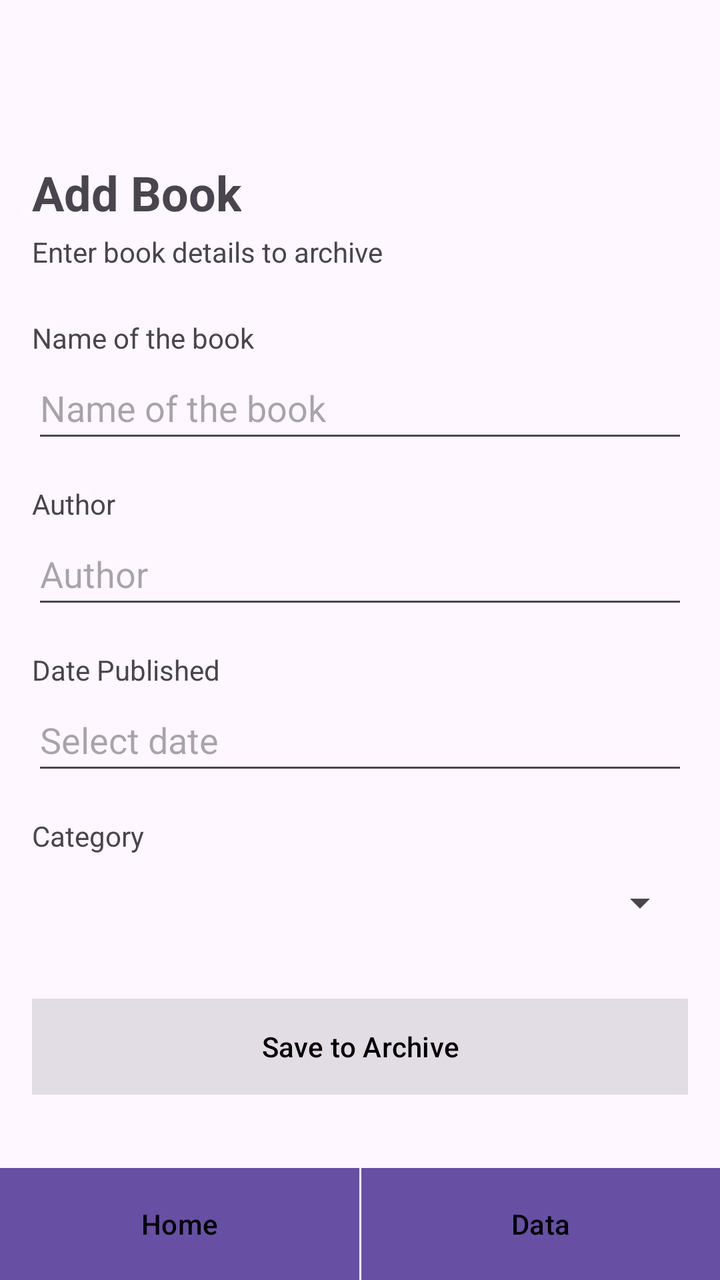
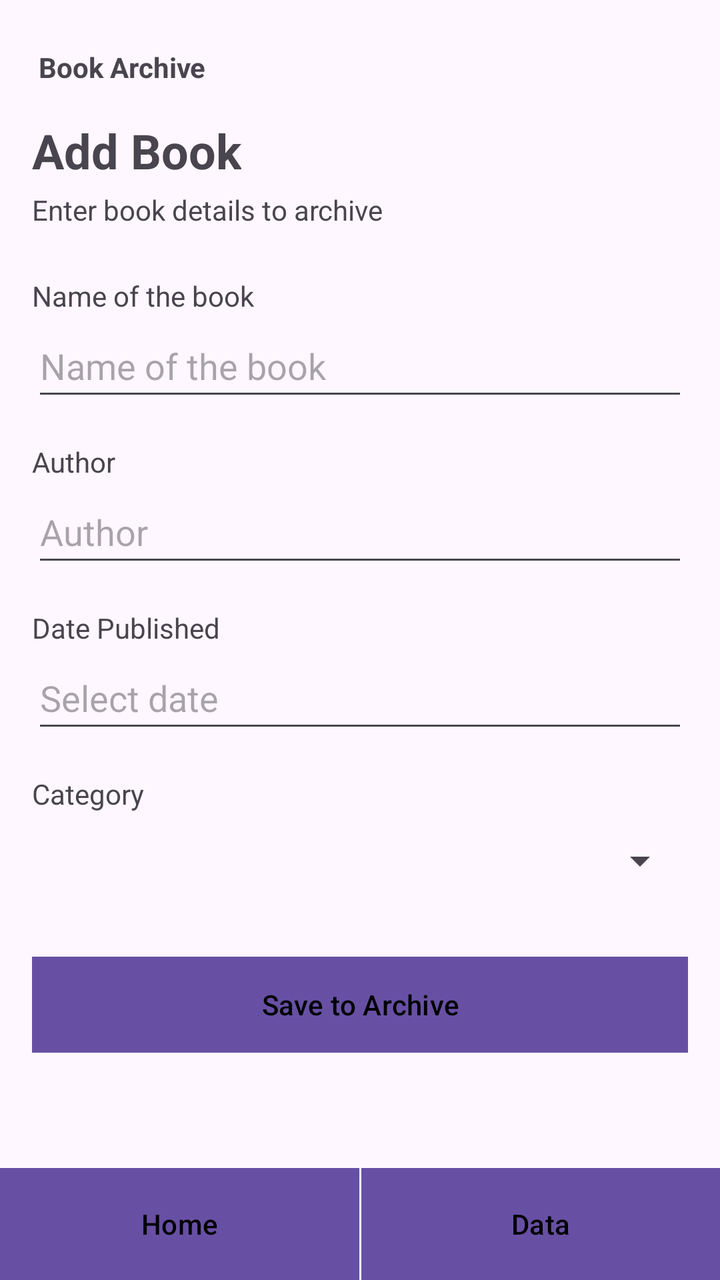

The first picture is an Android layout as it rendered before a commit; the second is the same layout after the commit. The layout source and the unified diff follow.
<!-- AndroidManifest.xml: application theme Theme.BookArchive -->
<!-- res/layout/activity_main.xml -->
<?xml version="1.0" encoding="utf-8"?>
<androidx.constraintlayout.widget.ConstraintLayout xmlns:android="http://schemas.android.com/apk/res/android"
    xmlns:app="http://schemas.android.com/apk/res-auto"
    xmlns:tools="http://schemas.android.com/tools"
    android:layout_width="match_parent"
    android:layout_height="match_parent"
    android:fitsSystemWindows="true"
    tools:context=".MainActivity"
    tools:ignore="HardcodedText">

    
    <TextView
        android:id="@+id/tvTitle"
        android:layout_width="wrap_content"
        android:layout_height="wrap_content"
        android:layout_marginStart="16dp"
        android:layout_marginTop="80dp"
        android:text="Add Book"
        android:textSize="24sp"
        android:textStyle="bold"
        app:layout_constraintStart_toStartOf="parent"
        app:layout_constraintTop_toTopOf="parent" />

    <TextView
        android:id="@+id/tvSubtitle"
        android:layout_width="wrap_content"
        android:layout_height="wrap_content"
        android:layout_marginTop="4dp"
        android:text="Enter book details to archive"
        app:layout_constraintStart_toStartOf="@id/tvTitle"
        app:layout_constraintTop_toBottomOf="@id/tvTitle" />

    
    <TextView
        android:id="@+id/tvName"
        android:layout_width="wrap_content"
        android:layout_height="wrap_content"
        android:layout_marginTop="24dp"
        android:text="Name of the book"
        app:layout_constraintStart_toStartOf="@id/tvTitle"
        app:layout_constraintTop_toBottomOf="@id/tvSubtitle" />

    <EditText
        android:id="@+id/etBookName"
        android:importantForAutofill="no"
        android:layout_width="0dp"
        android:layout_height="48dp"
        android:layout_marginStart="16dp"
        android:layout_marginEnd="16dp"
        android:hint="Name of the book"
        android:inputType="text"
        app:layout_constraintEnd_toEndOf="parent"
        app:layout_constraintStart_toStartOf="parent"
        app:layout_constraintTop_toBottomOf="@id/tvName" />

    
    <TextView
        android:id="@+id/tvAuthor"
        android:layout_width="wrap_content"
        android:layout_height="wrap_content"
        android:layout_marginTop="16dp"
        android:text="Author"
        app:layout_constraintStart_toStartOf="@id/tvTitle"
        app:layout_constraintTop_toBottomOf="@id/etBookName" />

    <EditText
        android:id="@+id/etAuthor"
        android:importantForAutofill="no"
        android:layout_width="0dp"
        android:layout_height="48dp"
        android:layout_marginStart="16dp"
        android:layout_marginEnd="16dp"
        android:hint="Author"
        android:inputType="textPersonName"
        app:layout_constraintEnd_toEndOf="parent"
        app:layout_constraintStart_toStartOf="parent"
        app:layout_constraintTop_toBottomOf="@id/tvAuthor" />

    
    <TextView
        android:id="@+id/tvDate"
        android:layout_width="wrap_content"
        android:layout_height="wrap_content"
        android:layout_marginTop="16dp"
        android:text="Date Published"
        app:layout_constraintStart_toStartOf="@id/tvTitle"
        app:layout_constraintTop_toBottomOf="@id/etAuthor" />

    
    <EditText
        android:id="@+id/etDatePublished"
        android:importantForAutofill="no"
        android:layout_width="0dp"
        android:layout_height="48dp"
        android:layout_marginStart="16dp"
        android:layout_marginEnd="16dp"
        android:focusable="false"
        android:hint="Select date"
        android:inputType="date"
        app:layout_constraintEnd_toEndOf="parent"
        app:layout_constraintStart_toStartOf="parent"
        app:layout_constraintTop_toBottomOf="@id/tvDate" />

    
    <TextView
        android:id="@+id/tvCategory"
        android:layout_width="wrap_content"
        android:layout_height="wrap_content"
        android:layout_marginTop="16dp"
        android:text="Category"
        app:layout_constraintStart_toStartOf="@id/tvTitle"
        app:layout_constraintTop_toBottomOf="@id/etDatePublished" />

    <Spinner
        android:id="@+id/spCategory"
        android:layout_width="0dp"
        android:layout_height="48dp"
        android:layout_marginStart="16dp"
        android:layout_marginEnd="16dp"
        app:layout_constraintEnd_toEndOf="parent"
        app:layout_constraintStart_toStartOf="parent"
        app:layout_constraintTop_toBottomOf="@id/tvCategory" />

    
    <Button
        android:id="@+id/btnSave"
        android:background="#E0E0E0"
        android:textColor="#000000"
        android:layout_width="0dp"
        android:layout_height="48dp"
        android:layout_marginStart="16dp"
        android:layout_marginTop="24dp"
        android:layout_marginEnd="16dp"
        android:enabled="false"
        android:text="Save to Archive"
        app:layout_constraintEnd_toEndOf="parent"
        app:layout_constraintStart_toStartOf="parent"
        app:layout_constraintTop_toBottomOf="@id/spCategory" />

    
    <Button
        android:id="@+id/btnHome"
        android:background="#E0E0E0"
        android:textColor="#000000"
        android:layout_width="0dp"
        android:layout_height="56dp"
        android:text="Home"
        app:layout_constraintBottom_toBottomOf="parent"
        app:layout_constraintEnd_toStartOf="@id/btnData"
        app:layout_constraintStart_toStartOf="parent" />

    <Button
        android:id="@+id/btnData"
        android:background="#E0E0E0"
        android:textColor="#000000"
        android:layout_width="0dp"
        android:layout_height="56dp"
        android:text="Data"
        android:layout_marginStart="1dp"
        app:layout_constraintBottom_toBottomOf="parent"
        app:layout_constraintEnd_toEndOf="parent"
        app:layout_constraintStart_toEndOf="@id/btnHome" />

</androidx.constraintlayout.widget.ConstraintLayout>
<!-- resources referenced by this layout -->
<resources>
  <style name="Theme.BookArchive" parent="Base.Theme.BookArchive" />
  <style name="Base.Theme.BookArchive" parent="Theme.Material3.DayNight.NoActionBar">
          
          
      </style>
</resources>

<!-- the commit's change to res/layout/activity_main.xml (unified diff, before → after) -->
@@ -2,6 +2,7 @@
 <androidx.constraintlayout.widget.ConstraintLayout xmlns:android="http://schemas.android.com/apk/res/android"
     xmlns:app="http://schemas.android.com/apk/res-auto"
     xmlns:tools="http://schemas.android.com/tools"
+    android:id="@+id/main"
     android:layout_width="match_parent"
     android:layout_height="match_parent"
     android:fitsSystemWindows="true"
@@ -10,16 +11,29 @@
 
     
     <TextView
+        android:id="@+id/tvAppBrand"
+        android:layout_width="wrap_content"
+        android:layout_height="wrap_content"
+        android:layout_marginStart="16dp"
+        android:layout_marginTop="24dp"
+        android:text=" Book Archive "
+        android:textSize="14sp"
+        android:textStyle="bold"
+        app:layout_constraintStart_toStartOf="parent"
+        app:layout_constraintTop_toTopOf="parent" />
+
+    
+    <TextView
         android:id="@+id/tvTitle"
         android:layout_width="wrap_content"
         android:layout_height="wrap_content"
         android:layout_marginStart="16dp"
-        android:layout_marginTop="80dp"
+        android:layout_marginTop="16dp"
         android:text="Add Book"
         android:textSize="24sp"
         android:textStyle="bold"
         app:layout_constraintStart_toStartOf="parent"
-        app:layout_constraintTop_toTopOf="parent" />
+        app:layout_constraintTop_toBottomOf="@id/tvAppBrand" />
 
     <TextView
         android:id="@+id/tvSubtitle"
@@ -131,7 +145,7 @@
         android:layout_marginStart="16dp"
         android:layout_marginTop="24dp"
         android:layout_marginEnd="16dp"
-        android:enabled="false"
+        android:enabled="true"
         android:text="Save to Archive"
         app:layout_constraintEnd_toEndOf="parent"
         app:layout_constraintStart_toStartOf="parent"
